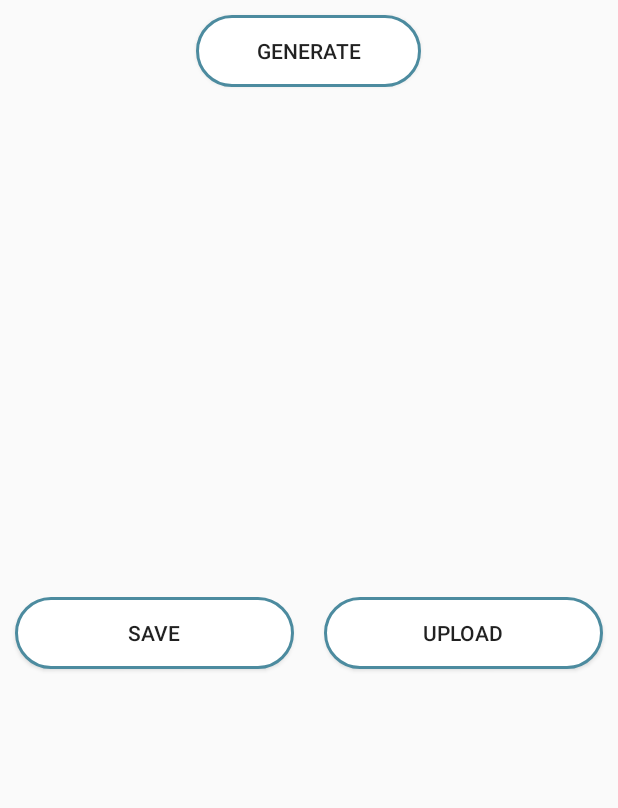
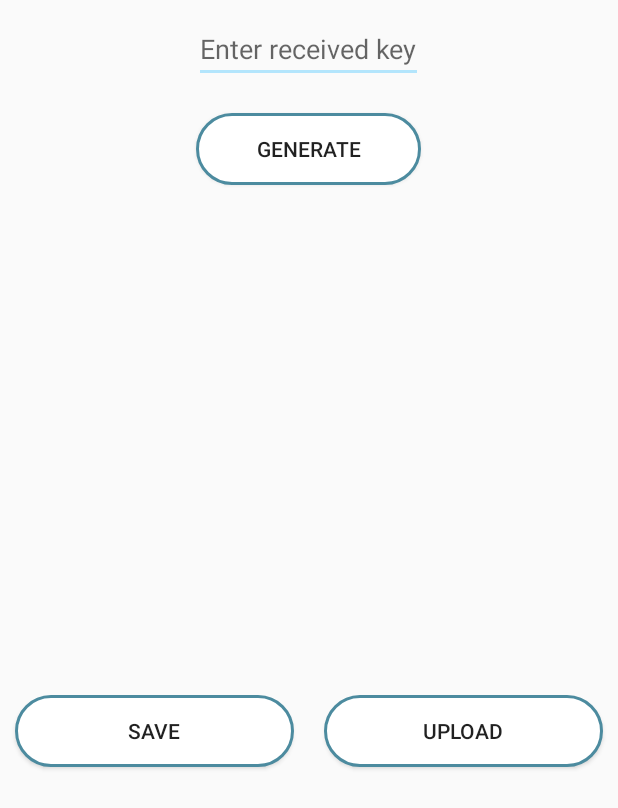
Before and after one commit to abhijeetsinghrathore/UDID, an Android app: the layout fragment_profile__generate_qr.xml on its own in the app's theme, with its tools: preview values and no code run, on a phone screen of 412 x 824 dp. Shown: the top 808 px of the screen. Run offline under Robolectric (Android 15) with nearby library versions, the phone set to English and light mode, and no system bars.

Commit message:
Project completed UI needs Improvement

```diff
--- a/app/src/main/res/layout/activity_user_registration.xml
+++ b/app/src/main/res/layout/activity_user_registration.xml
@@ -34,7 +34,8 @@
         android:text="register"
         android:layout_gravity="center_horizontal"
         android:layout_marginBottom="20dp"
-        android:id="@+id/registerbutton"/>
+        android:id="@+id/registerbutton"
+        android:background="@drawable/rounded_button"/>
 
     <TextView
         android:layout_width="wrap_content"
--- a/app/src/main/res/layout/activity_user_sign_in.xml
+++ b/app/src/main/res/layout/activity_user_sign_in.xml
@@ -35,7 +35,8 @@
         android:text="Sign In"
         android:layout_gravity="center_horizontal"
         android:layout_marginBottom="20dp"
-        android:id="@+id/signinbutton"/>
+        android:id="@+id/signinbutton"
+        android:background="@drawable/rounded_button"/>
 
     <TextView
         android:layout_width="wrap_content"
--- a/app/src/main/res/layout/fragment_profile__generate_qr.xml
+++ b/app/src/main/res/layout/fragment_profile__generate_qr.xml
@@ -5,6 +5,15 @@
     android:layout_height="match_parent"
     tools:context=".Profile_GenerateQR"
     android:orientation="vertical">
+
+
+    <EditText
+        android:layout_width="wrap_content"
+        android:layout_height="wrap_content"
+        android:hint="Enter received key"
+        android:layout_gravity="center_horizontal"
+        android:id="@+id/keyEditText"
+        android:layout_margin="10dp"/>
 
     <Button
         android:layout_width="150dp"
@@ -33,7 +42,8 @@
             android:text="Save"
             android:background="@drawable/rounded_button"
             android:layout_margin="10dp"
-            android:layout_weight="1"/>
+            android:layout_weight="1"
+            android:id="@+id/saveQRButtonID"/>
 
         <Button
             android:layout_width="150dp"
@@ -41,7 +51,8 @@
             android:text="Upload"
             android:background="@drawable/rounded_button"
             android:layout_margin="10dp"
-            android:layout_weight="1"/>
+            android:layout_weight="1"
+            android:id="@+id/uploadQRButtonID"/>
 
     </LinearLayout>
 
```
Also changed, not shown: app/src/main/java/com/example/abhijeetsingh/udid/Profile.java (+9 -1 lines), app/src/main/java/com/example/abhijeetsingh/udid/Profile_GenerateQR.java (+119 -4 lines), app/src/main/java/com/example/abhijeetsingh/udid/Profile_ViewQrFragment.java (added, +54 -0 lines), app/src/main/res/layout/fragment_profile__view_qr.xml (added, +21 -0 lines).
